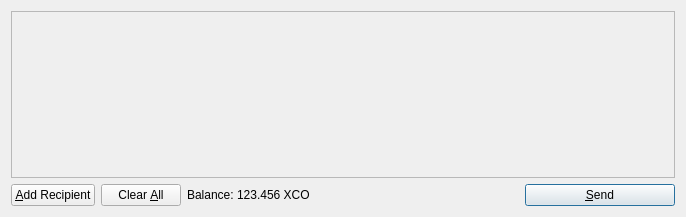
Qt form src/qt/forms/sendcoinsdialog.ui (kryptobytes/Xcoin) before a commit.
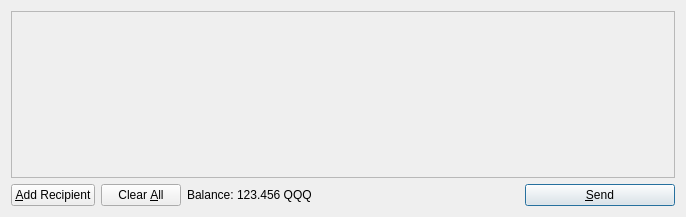
The same form after that commit. Icons and pictures are not drawn.

What changed in the file:
```diff
--- a/src/qt/forms/sendcoinsdialog.ui
+++ b/src/qt/forms/sendcoinsdialog.ui
@@ -119,7 +119,7 @@
           <cursorShape>IBeamCursor</cursorShape>
          </property>
          <property name="text">
-          <string>123.456 XCO</string>
+          <string>123.456 QQQ</string>
          </property>
          <property name="textInteractionFlags">
           <set>Qt::LinksAccessibleByMouse|Qt::TextSelectableByKeyboard|Qt::TextSelectableByMouse</set>
```
